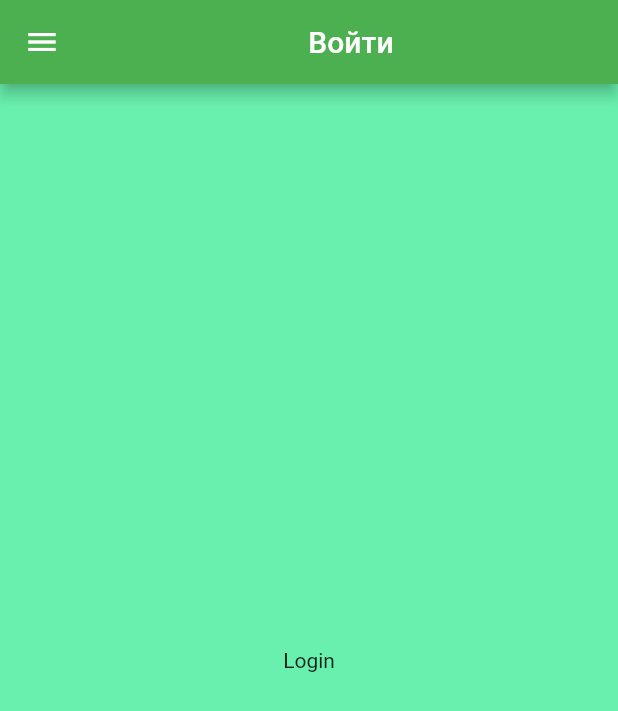
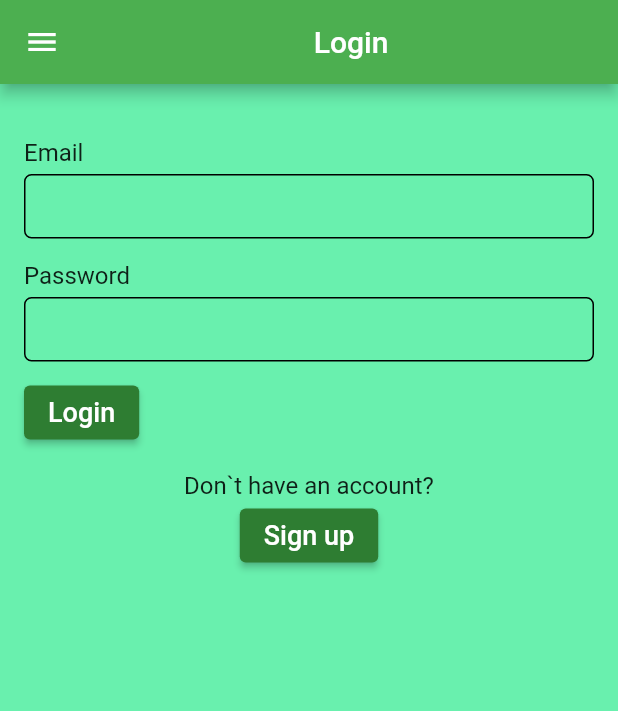
Before and after one commit to RuslanNadyrshyn/flutter_delivery_app, a Flutter app: the LoginView screen opened by its route, on a phone screen of 412 x 824 dp. Shown: the top 711 px of the screen. Run offline on Flutter 3.47's test engine with Material 2 defaults, Android fonts, the phone set to English and light mode, and no system bars; our stand-ins replace adaptive_theme; network calls fail.

Commit message:
Add login and sign in views

```diff
--- a/lib/l10n/intl_en.arb
+++ b/lib/l10n/intl_en.arb
@@ -9,9 +9,15 @@
   "all": "All",
   "open": "Open",
   "to_order": "To order",
-  "change_theme": "Change theme",
   "change_language": "Change language",
   "profile_info": "Profile info",
   "delete_profile": "Delete profile",
-  "dark_mode": "Dark mode"
+  "dark_mode": "Dark mode",
+  "email": "Email",
+  "password": "Password",
+  "sign_up_text": "Don`t have an account?",
+  "sign_up": "Sign up",
+  "name": "Name",
+  "address": "Address",
+  "inputErrorText": "Your input is wrong. Try again!"
 }
--- a/lib/l10n/intl_ru.arb
+++ b/lib/l10n/intl_ru.arb
@@ -9,7 +9,6 @@
   "all": "Все",
   "open": "Открыто",
   "to_order": "К заказу",
-  "change_theme": "Изменить тему",
   "change_language": "Изменить язык",
   "profile_info": "О профиле",
   "delete_profile": "Удалить профиль",
--- a/lib/views/login_view.dart
+++ b/lib/views/login_view.dart
@@ -3,12 +3,26 @@ import 'package:food_delivery/wrappers/drawer_wrapper.dart';
 
 import '../generated/l10n.dart';
 
+InputDecoration inputDecoration(context) {
+  return InputDecoration(
+    contentPadding: EdgeInsets.symmetric(vertical: 10, horizontal: 15),
+    isCollapsed: true,
+    enabledBorder: myInputBorder(context),
+    focusedBorder: myFocusBorder(context),
+    border: myInputBorder(context),
+  );
+}
+
 class LoginView extends StatelessWidget {
-
   const LoginView({Key? key}) : super(key: key);
 
   @override
   Widget build(BuildContext context) {
+    void _signUp() {
+      // go to sign up page
+      Navigator.pushNamed(context, '/sign_up');
+    }
+
     return Scaffold(
       backgroundColor: Theme.of(context).backgroundColor,
       drawer: DrawerWrapper(),
@@ -19,7 +33,88 @@ class LoginView extends StatelessWidget {
           ),
         ),
       ),
-      body: Center(child: Text('Login')),
+      body: Padding(
+        padding: EdgeInsets.all(16),
+        child: Column(
+          crossAxisAlignment: CrossAxisAlignment.start,
+          children: [
+            SizedBox(height: 20,),
+            _FormWidget(),
+            SizedBox(height: 15,),
+            Center(child: Text(S.of(context).sign_up_text, style: TextStyle(fontSize: 16),)),
+            Center(child: ElevatedButton(onPressed: _signUp, child: Text(S.of(context).sign_up, style: TextStyle(fontSize: 18)))),
+          ],
+        ),
+      ),
     );
   }
 }
+
+class _FormWidget extends StatefulWidget {
+  const _FormWidget({Key? key}) : super(key: key);
+
+  @override
+  State<_FormWidget> createState() => _FormWidgetState();
+}
+
+class _FormWidgetState extends State<_FormWidget> {
+  final _emailTextController = TextEditingController();
+  final _passwordTextController = TextEditingController();
+
+  void _login() {
+    final email = _emailTextController.text;
+    final password = _passwordTextController.text;
+
+    if (email.length > 4 && password.length > 4) {
+      // make query to backend with email and pass. If correct, get profile info
+    }
+  }
+
+  @override
+  Widget build(BuildContext context) {
+
+
+    return Column(
+      crossAxisAlignment: CrossAxisAlignment.start,
+      children: [
+        Text(S.of(context).email, style: TextStyle(fontSize: 16)),
+        SizedBox(height: 5,),
+        TextField(
+          controller: _emailTextController,
+          style: TextStyle(fontSize: 20),
+          decoration: inputDecoration(context),
+        ),
+        SizedBox(height: 15,),
+        Text(S.of(context).password, style: TextStyle(fontSize: 16)),
+        SizedBox(height: 5,),
+        TextField(
+          controller: _passwordTextController,
+          style: TextStyle(fontSize: 20),
+          decoration: inputDecoration(context),
+          obscureText: true,
+        ),
+        SizedBox(height: 10,),
+        ElevatedButton(onPressed: () {}, child: Text(S.of(context).login, style: TextStyle(fontSize: 18),)),
+      ],
+    );
+  }
+}
+
+OutlineInputBorder myInputBorder(BuildContext context){
+  return OutlineInputBorder(
+      borderRadius: BorderRadius.all(Radius.circular(5)),
+      borderSide: BorderSide(
+        color: Theme.of(context).dividerColor,
+        width: 1,
+      )
+  );
+}
+OutlineInputBorder myFocusBorder(BuildContext context){
+  return OutlineInputBorder(
+      borderRadius: BorderRadius.all(Radius.circular(5)),
+      borderSide: BorderSide(
+        color: Theme.of(context).appBarTheme.backgroundColor!,
+        width: 3,
+      )
+  );
+}
--- a/lib/wrappers/drawer_wrapper.dart
+++ b/lib/wrappers/drawer_wrapper.dart
@@ -37,7 +37,7 @@ class DrawerWrapper extends StatelessWidget {
               ),
               onTap: () {
                 Navigator.pop(context); // close the drawer
-                Navigator.pushNamed(context, '/home');
+                Navigator.pushNamed(context, '/');
               },
             ),
             ListTile(
```
Also changed, not shown: lib/app.dart (+5 -3 lines), lib/views/sign_up_view.dart (added, +167 -0 lines), lib/generated/intl/messages_en.dart, lib/generated/intl/messages_ru.dart, lib/generated/l10n.dart.
